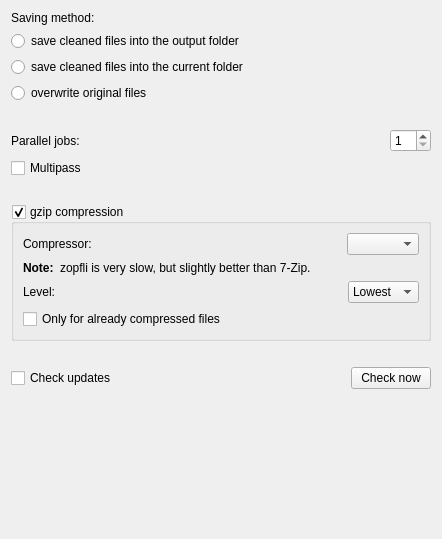
This is src/preferences/mainpage.ui in RazrFalcon/svgcleaner-gui as Qt 5 draws it before an edit. The edited form follows.
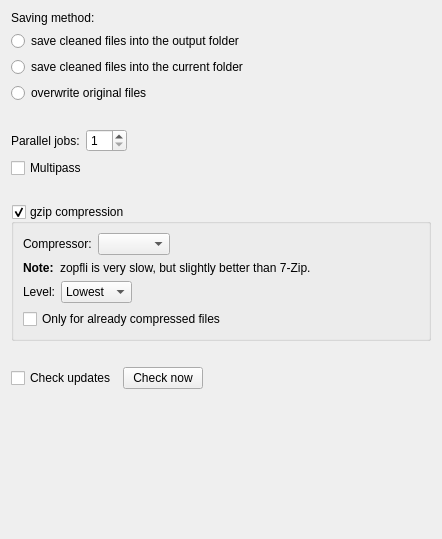
This is the edited form.

Patch:
```diff
--- a/src/preferences/mainpage.ui
+++ b/src/preferences/mainpage.ui
@@ -98,6 +98,19 @@
        </property>
       </widget>
      </item>
+     <item>
+      <spacer name="horizontalSpacer">
+       <property name="orientation">
+        <enum>Qt::Horizontal</enum>
+       </property>
+       <property name="sizeHint" stdset="0">
+        <size>
+         <width>40</width>
+         <height>20</height>
+        </size>
+       </property>
+      </spacer>
+     </item>
     </layout>
    </item>
    <item>
@@ -156,6 +169,19 @@
           </property>
          </widget>
         </item>
+        <item>
+         <spacer name="horizontalSpacer_2">
+          <property name="orientation">
+           <enum>Qt::Horizontal</enum>
+          </property>
+          <property name="sizeHint" stdset="0">
+           <size>
+            <width>40</width>
+            <height>20</height>
+           </size>
+          </property>
+         </spacer>
+        </item>
        </layout>
       </item>
       <item>
@@ -246,6 +272,19 @@
           </item>
          </widget>
         </item>
+        <item>
+         <spacer name="horizontalSpacer_3">
+          <property name="orientation">
+           <enum>Qt::Horizontal</enum>
+          </property>
+          <property name="sizeHint" stdset="0">
+           <size>
+            <width>40</width>
+            <height>20</height>
+           </size>
+          </property>
+         </spacer>
+        </item>
        </layout>
       </item>
       <item>
@@ -279,7 +318,7 @@
      <item>
       <widget class="QCheckBox" name="chBoxCheckUpdates">
        <property name="sizePolicy">
-        <sizepolicy hsizetype="Expanding" vsizetype="Fixed">
+        <sizepolicy hsizetype="Fixed" vsizetype="Fixed">
          <horstretch>0</horstretch>
          <verstretch>0</verstretch>
         </sizepolicy>
@@ -296,6 +335,19 @@
        </property>
       </widget>
      </item>
+     <item>
+      <spacer name="horizontalSpacer_4">
+       <property name="orientation">
+        <enum>Qt::Horizontal</enum>
+       </property>
+       <property name="sizeHint" stdset="0">
+        <size>
+         <width>40</width>
+         <height>20</height>
+        </size>
+       </property>
+      </spacer>
+     </item>
     </layout>
    </item>
    <item>
```
